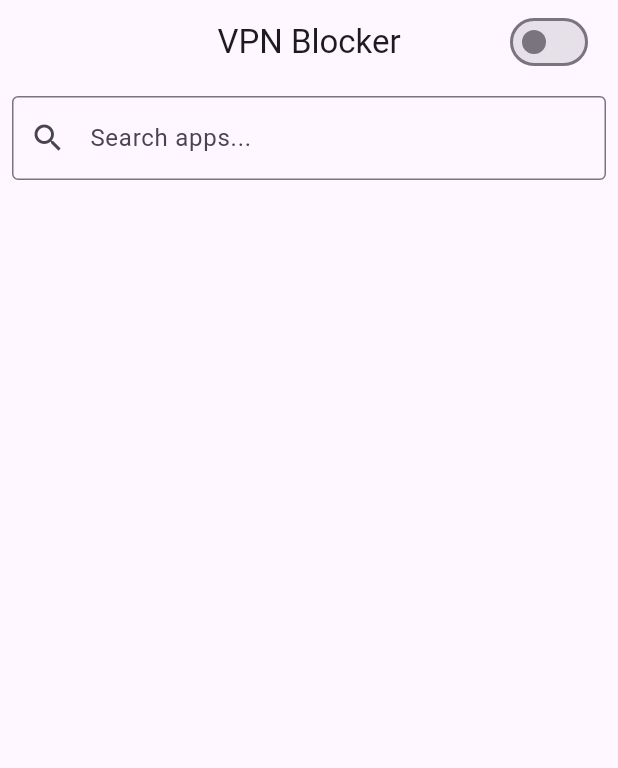
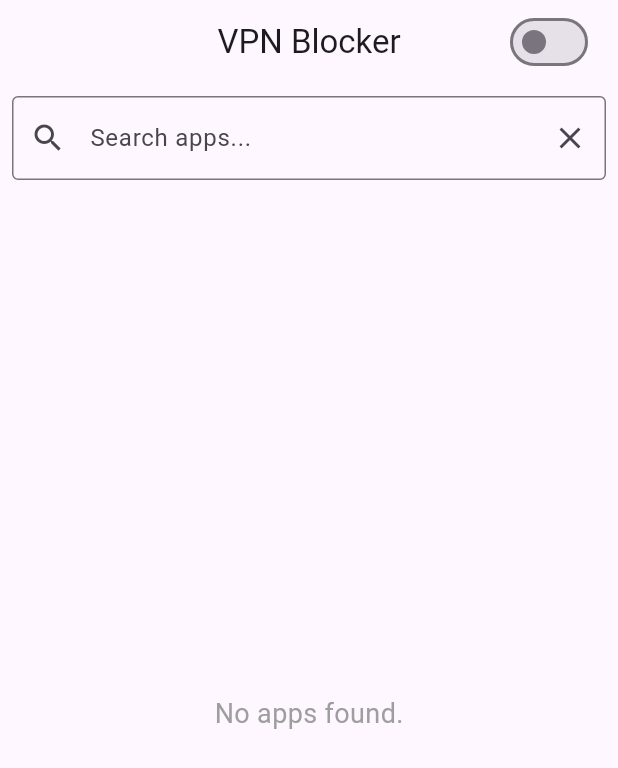
Before and after one commit to HsnAlidroos/internet-blocker, a Flutter app: the screen it shows after launch, on a phone screen of 412 x 824 dp. Shown: the top 768 px of the screen. Run offline on Flutter 3.47's test engine with Material 3 defaults, Android fonts, the phone set to English and light mode, and no system bars; our stand-ins replace get, get_storage, permission_handler; missing offline and left inert: get_shimmer, installed_apps.

```diff
--- a/lib/app/modules/home/controllers/home_controller.dart
+++ b/lib/app/modules/home/controllers/home_controller.dart
@@ -17,6 +17,11 @@ class HomeController extends GetxController {
   final _blockedKey = 'blocked_apps';
   var isVPNLoading = false.obs;
   final searchController = TextEditingController();
+
+  void clearSearch() {
+    searchQuery.value = '';
+    searchController.clear();
+  }
 
   @override
   void onInit() {
--- a/lib/app/modules/home/views/home_view.dart
+++ b/lib/app/modules/home/views/home_view.dart
@@ -15,8 +15,6 @@ class HomeView extends GetView<HomeController> {
       body: Obx(() {
         if (controller.isLoading.value) {
           return GetShimmer.fromColors(
-            baseColor: Colors.blue.shade100,
-            highlightColor: Colors.blueAccent.shade100,
             child: Padding(
               padding: const EdgeInsets.symmetric(
                 horizontal: 16.0,
@@ -77,6 +75,7 @@ class HomeView extends GetView<HomeController> {
               TextFieldWidget(
                 controller: controller.searchController,
                 onChanged: (value) => controller.searchQuery.value = value,
+                onPressedClose: () => controller.clearSearch(),
               ),
               ListViewWidget(),
             ],
--- a/lib/app/modules/home/widgets/list_view_widget.dart
+++ b/lib/app/modules/home/widgets/list_view_widget.dart
@@ -9,19 +9,33 @@ class ListViewWidget extends GetView<HomeController> {
   @override
   Widget build(BuildContext context) {
     return Expanded(
-              child: Obx(() => ListView.builder(
+      child: Obx(() {
+        if (controller.filteredApps.isEmpty) {
+          return Center(
+            child: Text(
+              'No apps found.',
+              style: TextStyle(fontSize: 18, color: Colors.grey),
+            ),
+          );
+        } else {
+          return ListView.builder(
             itemCount: controller.filteredApps.length,
             itemBuilder: (context, index) {
               final app = controller.filteredApps[index];
               return ListTileWidget(
                 app: app,
-                        trailing: Obx(() => Switch(
+                trailing: Obx(
+                  () => Switch(
                     value: app.isBlocked.value,
-                              onChanged: (value) => controller.toggleAppBlocking(app, value),
-                            )),
+                    onChanged: (value) =>
+                        controller.toggleAppBlocking(app, value),
+                  ),
+                ),
               );
             },
-                  )),
+          );
+        }
+      }),
     );
   }
 }
--- a/lib/app/modules/home/widgets/text_field_widget.dart
+++ b/lib/app/modules/home/widgets/text_field_widget.dart
@@ -1,9 +1,10 @@
 import 'package:flutter/material.dart';
 
 class TextFieldWidget extends StatelessWidget {
-  const TextFieldWidget({super.key, this.onChanged, this.controller});
+  const TextFieldWidget({super.key, this.onChanged, this.controller, this.onPressedClose});
   final void Function(String)? onChanged;
   final TextEditingController? controller;
+  final void Function()? onPressedClose;
 
   @override
   Widget build(BuildContext context) {
@@ -11,12 +12,13 @@ class TextFieldWidget extends StatelessWidget {
       padding: const EdgeInsets.all(8.0),
       child: TextField(
         controller: controller,
-                decoration: const InputDecoration(
+        decoration: InputDecoration(
           hintText: 'Search apps...',
           prefixIcon: Icon(Icons.search),
           border: OutlineInputBorder(),
+          suffixIcon: IconButton(onPressed: onPressedClose, icon: Icon(Icons.close)),
         ),
-                onChanged: onChanged
+        onChanged: onChanged,
       ),
     );
   }
--- a/pubspec.yaml
+++ b/pubspec.yaml
@@ -10,7 +10,7 @@ dependencies:
   #State management & Storage & Shimmer
   get: ^4.7.2
   get_storage: ^2.1.1
-  get_shimmer: ^0.0.5
+  get_shimmer: ^0.0.6
 
   #App info & Permissions
   installed_apps: ^1.6.0
```
Also changed, not shown: pubspec.lock. Lines whose indentation alone changed are shown as unchanged.
